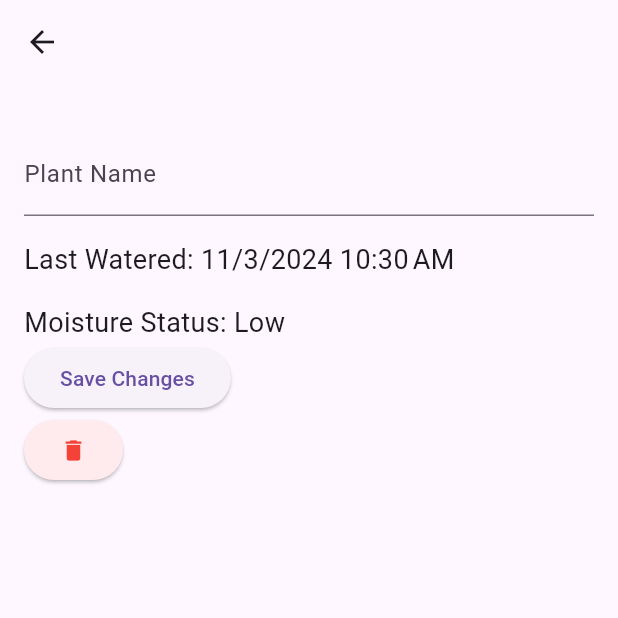
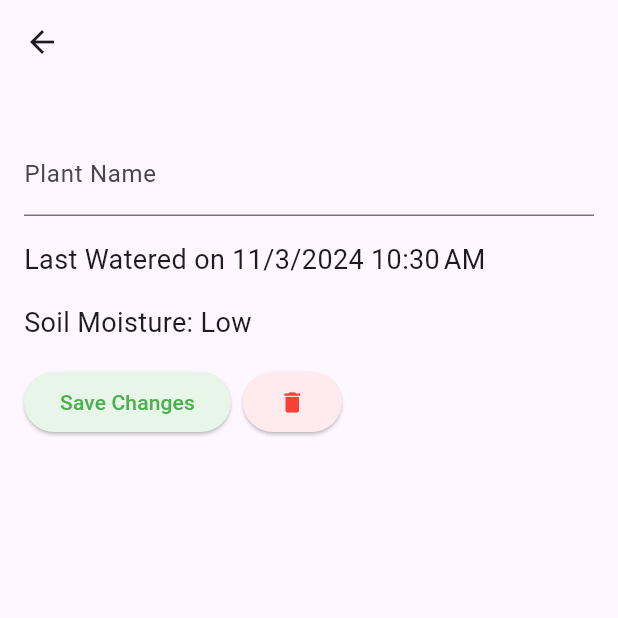
Before and after one commit to sprout-scout-th24/SproutScout, a Flutter app: the PlantDetailPage screen opened directly with empty values, on a phone screen of 412 x 824 dp, the top half of it. Run offline on Flutter 3.47's test engine with Material 3 defaults, Android fonts, the light colour scheme and no system bars; our stand-ins replace hive, hive_flutter; accounts and stored records are empty; network calls fail.

Commit message:
Beautification of the plant details

```diff
--- a/sproutscout/lib/models/plant.dart
+++ b/sproutscout/lib/models/plant.dart
@@ -13,9 +13,6 @@ class Plant {
   @HiveField(2)
   bool isMoistureHigh;
 
-  @HiveField(3)
-  String? monitorIp;
-
   Plant({
     required this.name,
     required this.lastWetTime,
--- a/sproutscout/lib/pages/plant_details.dart
+++ b/sproutscout/lib/pages/plant_details.dart
@@ -11,7 +11,8 @@ class PlantDetailPage extends StatelessWidget {
   final plantBox = Boxes.getPlants();
   final TextEditingController nameController; // Controller for editing name
 
-  PlantDetailPage({required this.plant, required this.index, required this.onDelete})
+  PlantDetailPage(
+      {required this.plant, required this.index, required this.onDelete})
       : nameController = TextEditingController(text: plant.name);
 
   @override
@@ -33,29 +34,81 @@ class PlantDetailPage extends StatelessWidget {
               decoration: InputDecoration(labelText: 'Plant Name'),
             ),
             SizedBox(height: 16),
-            Text('Last Watered: ${dateFormat.format(plant.lastWetTime)}', style: TextStyle(fontSize: 18)),
+            Text(
+              'Last Watered on ${dateFormat.format(plant.lastWetTime)}',
+              style: TextStyle(fontSize: 18),
+            ),
             SizedBox(height: 16),
-            Text('Moisture Status: ${plant.isMoistureHigh ? "High" : "Low"}', style: TextStyle(fontSize: 18)),
+            Text(
+              'Soil Moisture: ${plant.isMoistureHigh ? "High" : "Low"}',
+              style: TextStyle(fontSize: 18),
+            ),
+            SizedBox(height: 16),
+            Row(
+              mainAxisAlignment: MainAxisAlignment
+                  .start, // Align buttons to the start of the row
+              children: [
                 ElevatedButton(
                   onPressed: () async {
                     // Update the plant name in the box
                     plant.name = nameController.text; // Update the plant's name
-                await plantBox.putAt(index, plant); // Save the updated plant
+                    await plantBox.putAt(
+                        index, plant); // Save the updated plant
                     onDelete(); // Notify the parent about the change
                     Navigator.of(context).pop();
                   },
+                  style: ElevatedButton.styleFrom(
+                    backgroundColor: Colors.green[50],
+                    foregroundColor: Colors.green,
+                  ),
                   child: Text('Save Changes'),
                 ),
+                SizedBox(width: 8), // Space between the buttons
                 ElevatedButton(
                   onPressed: () async {
-                // Delete the plant from the box
-                await deletePlantAtIndex(index);
+                    // Show a confirmation dialog
+                    final shouldDelete = await showDialog<bool>(
+                      context: context,
+                      builder: (BuildContext context) {
+                        return AlertDialog(
+                          title: Text('Confirm Delete'),
+                          content: Text(
+                              'Are you sure you want to delete this plant?'),
+                          actions: [
+                            TextButton(
+                              onPressed: () {
+                                Navigator.of(context)
+                                    .pop(false); // Return false when canceled
+                              },
+                              child: Text('Cancel',
+                              style: TextStyle(color: Colors.grey)),
+                            ),
+                            TextButton(
+                              onPressed: () {
+                                Navigator.of(context)
+                                    .pop(true); // Return true to confirm delete
+                              },
+                              child: Text('Confirm',
+                                  style: TextStyle(color: Colors.red)),
+                            ),
+                          ],
+                        );
+                      },
+                    );
+
+                    // If the user confirmed, delete the plant
+                    if (shouldDelete == true) {
+                      await deletePlantAtIndex(index); // Delete the plant
                       onDelete(); // Notify the parent about the deletion
-                Navigator.of(context).pop();
+                      Navigator.of(context).pop(); // Close the main screen
+                    }
                   },
-              style: ElevatedButton.styleFrom(backgroundColor: Colors.red[50]),
+                  style:
+                      ElevatedButton.styleFrom(backgroundColor: Colors.red[50]),
                   child: Icon(Icons.delete, color: Colors.red),
-            )
+                ),
+              ],
+            ),
           ],
         ),
       ),
@@ -65,7 +118,8 @@ class PlantDetailPage extends StatelessWidget {
 
 Future deletePlantAtIndex(int index) async {
   var box = Boxes.getPlants();
-  if (index >= 0 && index < box.length) { // Check if the index is valid
+  if (index >= 0 && index < box.length) {
+    // Check if the index is valid
     await box.deleteAt(index); // Deletes the plant at the specified index
   }
 }
```
Also changed, not shown: sproutscout/lib/models/plant.g.dart. Lines whose indentation alone changed are shown as unchanged.
